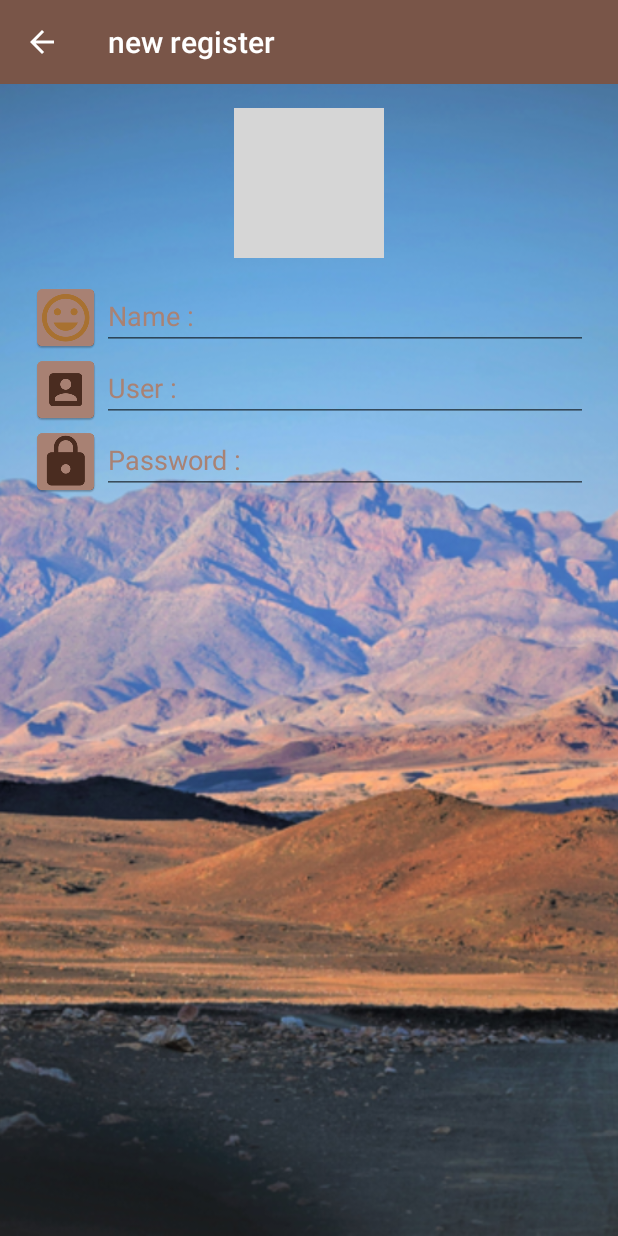
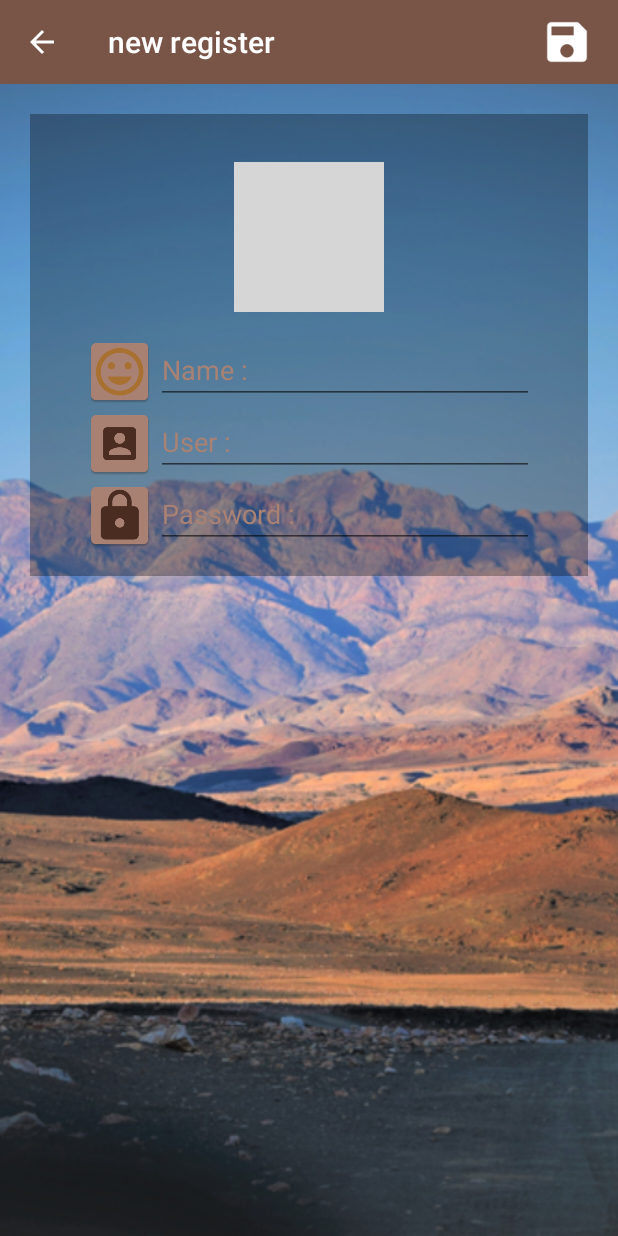
Before and after one commit to KitApp/EasyAds, an Android app: the screen it shows after launch (MainActivity), after a tap on "new register", on a phone screen of 412 x 824 dp. Run offline under Robolectric (Android 15) with nearby library versions, the phone set to English and light mode, and no system bars; grey boxes are pictures that could not be loaded.

Commit message:
Before Lunch

```diff
--- a/app/src/main/java/app/kit/inv/easyads/fragment/RegisterFragment.java
+++ b/app/src/main/java/app/kit/inv/easyads/fragment/RegisterFragment.java
@@ -7,6 +7,8 @@ import android.support.v7.widget.Toolbar;
 import android.view.LayoutInflater;
 import android.view.View;
 import android.view.ViewGroup;
+import android.widget.EditText;
+import android.widget.ImageView;
 
 import app.kit.inv.easyads.MainActivity;
 import app.kit.inv.easyads.R;
@@ -15,18 +17,23 @@ import app.kit.inv.easyads.R;
  * Created by user on 10/10/2560.
  */
 
-public class RegisterFragment extends Fragment{
+public class RegisterFragment extends Fragment {
+
+      // Explicit
+    private String nameString,uscrString, passwordString;
+
+
     @Nullable
     @Override
     public View onCreateView(LayoutInflater inflater, @Nullable ViewGroup container, @Nullable Bundle savedInstanceState) {
-        View view = inflater.inflate(R.layout.fragment_register,container,false);
+        View view = inflater.inflate(R.layout.fragment_register, container, false);
 
         return view;
     } // coCreateView
 
     @Override
     public void onActivityCreated(@Nullable Bundle savedInstanceState) {
-     super.onActivityCreated(savedInstanceState);
+        super.onActivityCreated(savedInstanceState);
 
 //        Toolbar Contoller
         toolbarContoller();
@@ -36,21 +43,36 @@ public class RegisterFragment extends Fragment{
     private void toolbarContoller() {
         // Config Toolbar
         Toolbar toolbar = (Toolbar) getView().findViewById(R.id.toolbarRegister);
-        ((MainActivity)getActivity()).setSupportActionBar(toolbar);
+        ((MainActivity) getActivity()).setSupportActionBar(toolbar);
 
         // Setup Title
 
-        ((MainActivity)getActivity()).setTitle(getResources().getString(R.string.new_register));
+        ((MainActivity) getActivity()).setTitle(getResources().getString(R.string.new_register));
 
         // Back Controller
-        ((MainActivity)getActivity()).getSupportActionBar().setHomeButtonEnabled(true);
-        ((MainActivity)getActivity()).getSupportActionBar().setDisplayHomeAsUpEnabled(true);
+        ((MainActivity) getActivity()).getSupportActionBar().setHomeButtonEnabled(true);
+        ((MainActivity) getActivity()).getSupportActionBar().setDisplayHomeAsUpEnabled(true);
         toolbar.setNavigationOnClickListener(new View.OnClickListener() {
             @Override
             public void onClick(View v) {
                 getActivity().getSupportFragmentManager().popBackStack();
             }
         });
+        // Save Controller
+        ImageView imageView = (ImageView) getView().findViewById(R.id.imvSave);
+        imageView.setOnClickListener(new View.OnClickListener() {
+            @Override
+            public void onClick(View v) {
+//                Get Value From EditText
+//
+                EditText nameEditText = (EditText) getView().findViewById(R.id.edtName);
+                EditText userEditText = (EditText) getView().findViewById(R.id.edtUser);
+                EditText passwordEditText = (EditText) getView().findViewById(R.id.edtPassword);
+
+
+            }  // onClick
+        });
+
 
     }
 
--- a/app/src/main/res/layout/fragment_register.xml
+++ b/app/src/main/res/layout/fragment_register.xml
@@ -10,23 +10,37 @@
         android:layout_height="?attr/actionBarSize"
         android:background="@color/colorPrimary"
         app:theme="@style/ThemeOverlay.AppCompat.Dark.ActionBar"
-        android:id="@+id/toolbarRegister"/>
+        android:id="@+id/toolbarRegister">
+        <!--Icon Save-->
+        <ImageView
+            android:id="@+id/imvSave"
+            android:layout_margin="10dp"
+            android:layout_gravity="right"
+            android:src="@mipmap/ic_save"
+            android:layout_width="wrap_content"
+            android:layout_height="wrap_content" />
+
+
+    </android.support.v7.widget.Toolbar>
 
 
     <!--Content-->
+   <LinearLayout
+       android:padding="16dp"
+       android:background="#50000000"
+       android:layout_margin="@dimen/margin"
+       android:orientation="vertical"
+       android:layout_width="match_parent"
+       android:layout_height="wrap_content">
+
        <!--Human-->
        <ImageView
+           android:id="@+id/imvHumen"
            android:src="@drawable/human"
            android:layout_margin="16dp"
            android:layout_gravity="center_horizontal"
            android:layout_width="@dimen/logo"
            android:layout_height="@dimen/logo" />
-
-
-
-
-
-
 
        <LinearLayout
            android:layout_marginRight="@dimen/margin1"
@@ -42,8 +56,9 @@
                android:layout_height="wrap_content" />
            <!--Name-->
            <EditText
+               android:id="@+id/edtName"
                android:textColorHint="@color/colorPrimaryLight"
-            android:textColor="@color/colorPrimaryDark"
+               android:textColor="@color/white"
                android:hint="Name :"
                android:inputType="text"
                android:layout_width="match_parent"
@@ -66,6 +81,7 @@
                android:layout_height="wrap_content" />
            <!--Name-->
            <EditText
+               android:id="@+id/edtUser"
                android:textColorHint="@color/colorPrimaryLight"
                android:textColor="@color/colorPrimaryDark"
                android:hint="User :"
@@ -90,6 +106,7 @@
                android:src="@mipmap/ic_password" />
            <!--Name-->
            <EditText
+               android:id="@+id/edtPassword"
                android:layout_width="match_parent"
                android:layout_height="wrap_content"
                android:hint="Password :"
@@ -100,3 +117,12 @@
 
        </LinearLayout>
    </LinearLayout>
+
+
+
+
+
+
+
+
+</LinearLayout>
```
Also changed, not shown: app/src/main/java/app/kit/inv/easyads/utility/MyAlert.java (added, +38 -0 lines), app/src/main/ic_save-web.png (added), app/src/main/res/mipmap-hdpi/ic_save.png (added), app/src/main/res/mipmap-mdpi/ic_save.png (added), app/src/main/res/mipmap-xhdpi/ic_save.png (added), app/src/main/res/mipmap-xxhdpi/ic_save.png (added), app/src/main/res/mipmap-xxxhdpi/ic_save.png (added). Lines whose indentation alone changed are shown as unchanged.
